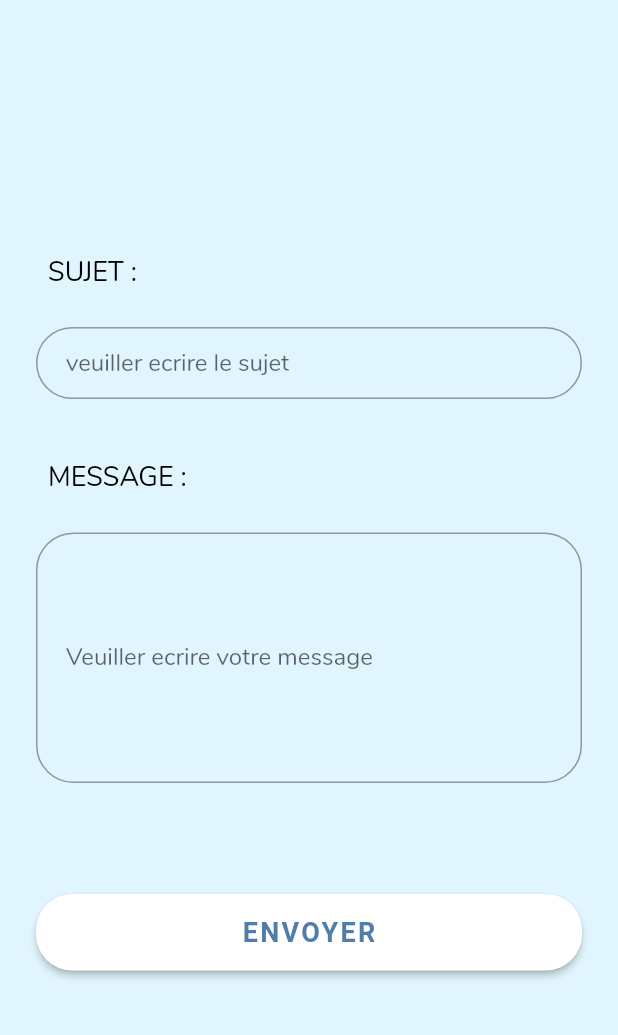
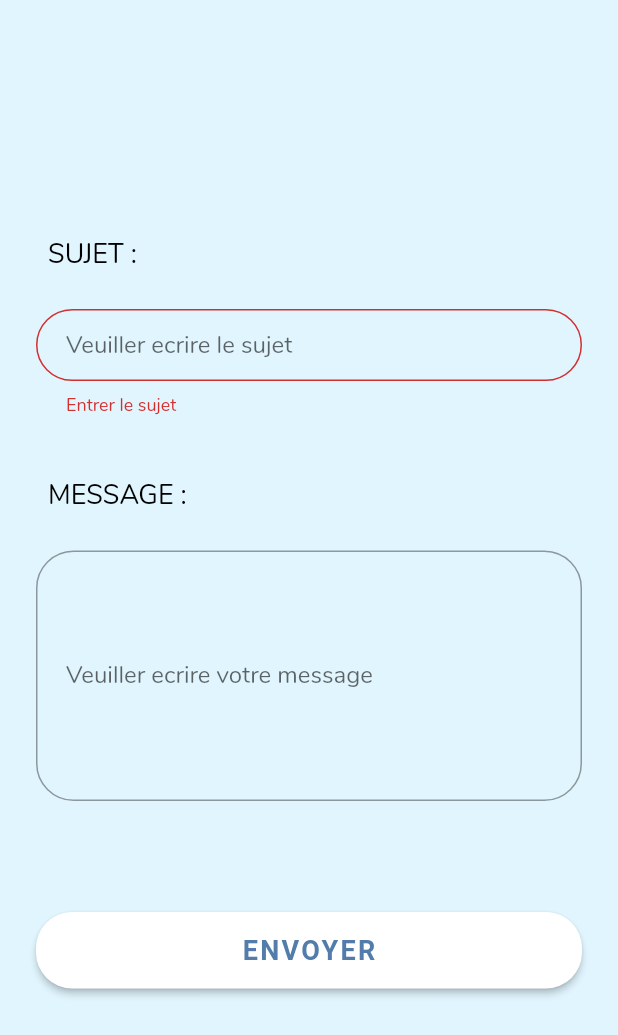
Before and after one commit to marwen212/pfe_app, a Flutter app: the Reclamationpage screen opened by its route, after a tap on "ENVOYER", on a phone screen of 412 x 824 dp. Shown: the top 1035 px of the screen. Run offline on Flutter 3.47's test engine with Material 2 defaults, Android fonts, the phone set to English and light mode, and no system bars; our stand-ins replace fluttertoast, get, shared_preferences; missing offline and left inert: flutter_barcode_scanner; accounts and stored records are empty; Roboto replaces fonts that are missing (OpenSans).

Commit message:
adding reclamation API

```diff
--- a/lib/screens/reclamation_page.dart
+++ b/lib/screens/reclamation_page.dart
@@ -1,7 +1,20 @@
+import 'package:association/api/api_reclamation.dart';
 import 'package:flutter/material.dart';
-class Reclamationpage extends StatelessWidget {
+import 'package:fluttertoast/fluttertoast.dart';
+class Reclamationpage extends StatefulWidget {
   static String tag = 'reclamation-page';
 
+  @override
+  _ReclamationpageState createState() => _ReclamationpageState();
+}
+
+class _ReclamationpageState extends State<Reclamationpage> {
+  final sujetController = TextEditingController();
+  final msgController = TextEditingController();
+  static GlobalKey<FormState> _sujetKey = new GlobalKey<FormState>();
+  static GlobalKey<FormState> _msgKey = new GlobalKey<FormState>();
+  var reclamationAPI = APIReclamation();
+  var loading = false;
   @override
   Widget build(BuildContext context) {
     final sujet = Padding(
@@ -12,14 +25,24 @@ class Reclamationpage extends StatelessWidget {
       ),
     );
 
-    final Sujet = TextFormField(
+    final Sujet =  Form(
+        key: _sujetKey,
+        child:TextFormField(
       keyboardType: TextInputType.text,
+      controller: sujetController,
       autofocus: false,
       decoration: InputDecoration(
-        hintText: 'veuiller ecrire le sujet',
+        hintText: 'Veuiller ecrire le sujet',
         contentPadding: EdgeInsets.fromLTRB(20.0, 10.0, 20.0, 10.0),
         border: OutlineInputBorder(borderRadius: BorderRadius.circular(32.0)),
       ),
+          validator: (value) {
+            if (value.isEmpty ) {
+              return "Entrer le sujet";
+            }
+            return null;
+          },
+        )
     );
 
     final message = Padding(
@@ -30,15 +53,24 @@ class Reclamationpage extends StatelessWidget {
       ),
     );
 
-    final Message = TextFormField(
+    final Message = Form(
+        key: _msgKey,
+        child:TextFormField(
       keyboardType: TextInputType.text,
       autofocus: false,
+      controller: msgController,
       decoration: InputDecoration(
         hintText: 'Veuiller ecrire votre message',
         contentPadding: EdgeInsets.fromLTRB(20.0, 65.0, 60.0,80.0),
         border: OutlineInputBorder(borderRadius: BorderRadius.circular(25.0)),
       ),
-    );
+          validator: (value) {
+            if (value.isEmpty ) {
+              return "Entrer le message";
+            }
+            return null;
+          },
+    ));
 
 
     /* final lorem = Padding(
@@ -57,7 +89,7 @@ class Reclamationpage extends StatelessWidget {
           borderRadius: BorderRadius.circular(24),
         ),
         onPressed: () {
-          Navigator.of(context).pushNamed(Reclamationpage.tag);
+          _submit();
         },
         padding: EdgeInsets.all(15.0),
 
@@ -79,7 +111,9 @@ class Reclamationpage extends StatelessWidget {
     return Scaffold(
       backgroundColor: Colors.lightBlue.shade50,
       body: Center(
-        child: ListView(
+        child: Stack(
+          children:[
+            ListView(
             shrinkWrap: true,
             padding: EdgeInsets.only(left: 24.0, right: 24.0),
             children: <Widget>[
@@ -107,14 +141,72 @@ class Reclamationpage extends StatelessWidget {
 
               ReclamationButton,
 
-
+              if (loading) Center(child: CircularProgressIndicator())
             ],
             //alucard,
             //
             //lorem
           ),
+  ]
+        ),
       ),
     );
   }
+  Future<void> _submit() async {
+    if (!_sujetKey.currentState.validate() || !_msgKey.currentState.validate() ) {
+      // Invalid!
+      return;
+    }
+    _sujetKey.currentState.save();
+    _msgKey.currentState.save();
+    // Navigator.of(context).pushNamed(ScanScreen.nameRoute);
+    setState(() {
+      loading = true;
+    });
+    try {
+      await reclamationAPI.postRecalamtion(sujetController.text.toString(),msgController.text.toString()).then((value) {
+        setState(() {
+          loading = false;
+        });
+        /* setState(() {
+          this.personne = value;
+          loading = false;
+        });*/
+        if(value) {
+          Fluttertoast.showToast(
+            msg: "Succès",
+            toastLength: Toast.LENGTH_SHORT,
+            backgroundColor: Colors.green,
+            gravity: ToastGravity.BOTTOM,
+            timeInSecForIosWeb: 1,
+          );
+          //Navigator.of(context).pushNamed(Validationpage.tag);
+        }
+        else{
+          Fluttertoast.showToast(
+            msg: "Echec",
+            toastLength: Toast.LENGTH_SHORT,
+            backgroundColor: Colors.grey,
+            gravity: ToastGravity.BOTTOM,
+            timeInSecForIosWeb: 1,
+          );
+        }
+      });
+    } catch (e) {
+      setState(() {
+        loading = false;
+      });
+      Fluttertoast.showToast(
+        msg: "Echec",
+        toastLength: Toast.LENGTH_SHORT,
+        backgroundColor: Colors.grey,
+        gravity: ToastGravity.CENTER,
+        timeInSecForIosWeb: 1,
+      );
+    }
 
+    setState(() {
+      loading = false;
+    });
   }
+}
```
Also changed, not shown: lib/api/api_reclamation.dart (added, +31 -0 lines). Lines whose indentation alone changed are shown as unchanged.
